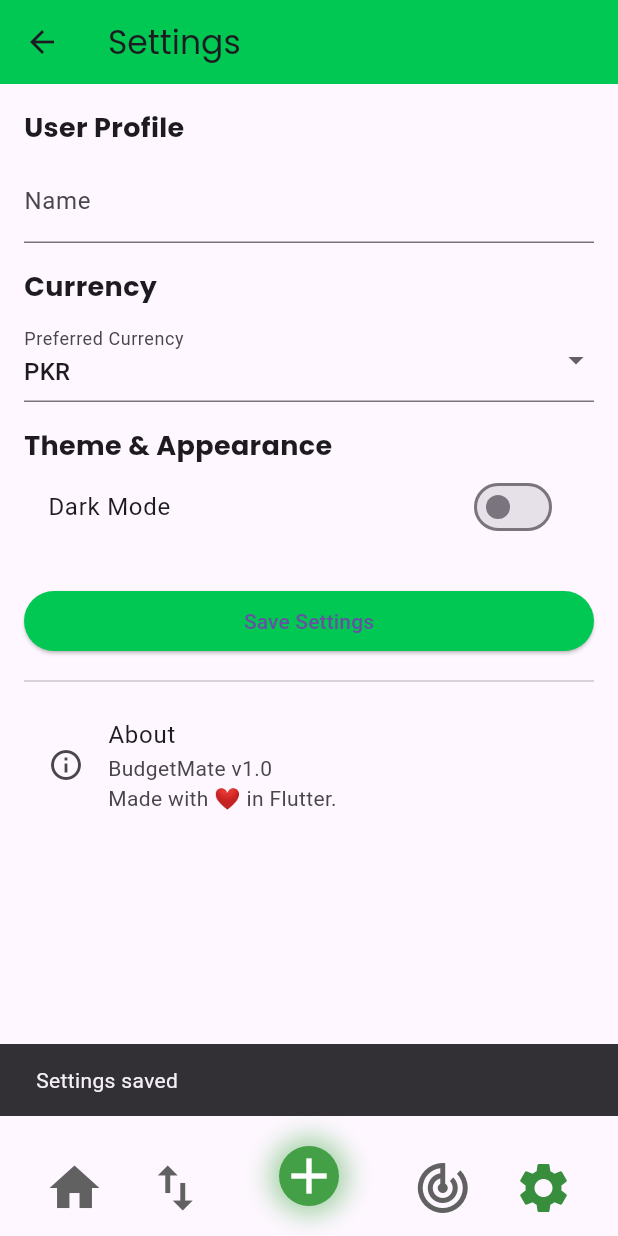
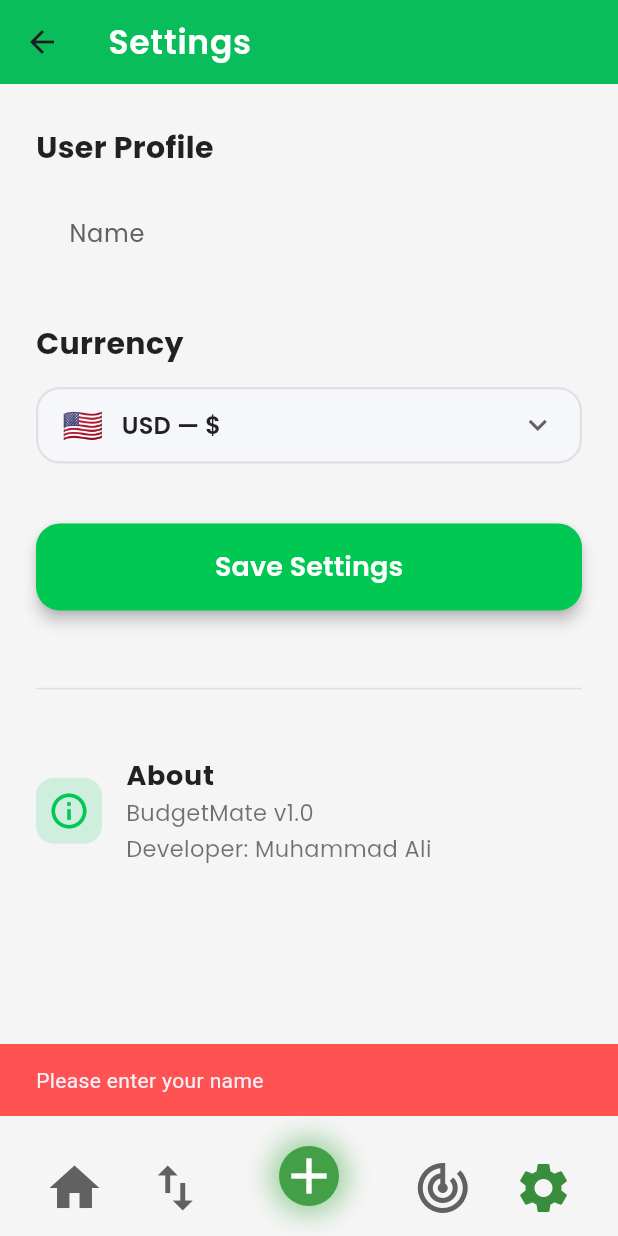
Before and after one commit to alizahid04/BudgetMate, a Flutter app: the HomePage screen opened by its route, item 2 of the bottom bar chosen, after a tap on the "settings" icon, after a tap on "Save Settings", on a phone screen of 412 x 824 dp. Run offline on Flutter 3.47's test engine with Material 3 defaults, Android fonts, the phone set to English and light mode, and no system bars; our stand-ins replace fl_chart, google_fonts, shared_preferences, sqflite; accounts and stored records are empty.

Commit message:
Setting Page Added

```diff
--- a/lib/Screens/goals_screen.dart
+++ b/lib/Screens/goals_screen.dart
@@ -265,7 +265,8 @@ class _GoalsPageState extends State<GoalsPage> {
               onPressed: () => _addMoneyToGoal(goal),
               icon: const Icon(Icons.add),
               label: const Text('Add Money'),
-              style: ElevatedButton.styleFrom(backgroundColor: Colors.green),
+              style: ElevatedButton.styleFrom(backgroundColor: Colors.green,
+                foregroundColor: Colors.white,),
             ),
           ),
         ]),
@@ -327,6 +328,7 @@ class _GoalsPageState extends State<GoalsPage> {
       floatingActionButton: FloatingActionButton(
         onPressed: _addGoal,
         backgroundColor: Colors.green,
+        foregroundColor: Colors.white,
         child: const Icon(Icons.add),
         tooltip: 'Add New Goal',
       ),
--- a/lib/Screens/home_screen.dart
+++ b/lib/Screens/home_screen.dart
@@ -1,3 +1,4 @@
+import 'package:budgetmate/Screens/setting_screen.dart';
 import 'package:budgetmate/models/database_helper.dart';
 import 'package:budgetmate/Screens/shared_widgets/bottom_bar_custom.dart';
 import 'package:flutter/material.dart';
@@ -35,6 +36,20 @@ class _HomePageState extends State<HomePage> {
       });
     }
   }
+  String _getGreeting() {
+    final hour = DateTime.now().hour;
+
+    if (hour < 12) {
+      return "Good morning";
+    } else if (hour < 17) {
+      return "Good afternoon";
+    } else if (hour < 21) {
+      return "Good evening";
+    } else {
+      return "Good night";
+    }
+  }
+
 
   Future<void> loadTransactions() async {
     final txs = await DatabaseHelper().getAllTransactions();
@@ -134,7 +149,7 @@ class _HomePageState extends State<HomePage> {
                   crossAxisAlignment: CrossAxisAlignment.start,
                   children: [
                       Text(
-                      "Good afternoon,",
+                        "${_getGreeting()},",
                         style: GoogleFonts.poppins(
                           color: Colors.white,
                           fontSize: 16,
@@ -151,6 +166,8 @@ class _HomePageState extends State<HomePage> {
                     ),
                   ],
                 ),
+                Row(
+                  children: [
                     Container(
                       decoration: BoxDecoration(
                         color: Colors.white.withOpacity(0.2),
@@ -161,6 +178,31 @@ class _HomePageState extends State<HomePage> {
                         icon: const Icon(Icons.notifications),
                         color: Colors.white,
                       ),
+                    ),
+                    const SizedBox(width: 10),
+                    // Settings icon button added here
+                    Container(
+                      decoration: BoxDecoration(
+                        color: Colors.white.withOpacity(0.2),
+                        borderRadius: BorderRadius.circular(15),
+                      ),
+                      child: IconButton(
+                        icon: const Icon(Icons.settings),
+                        color: Colors.white,
+                        onPressed: () async {
+                          final result = await Navigator.push(
+                            context,
+                            MaterialPageRoute(
+                                builder: (_) => const SettingsPage()),
+                          );
+                          if (result == true) {
+                            await loadUserData();
+                            await loadTransactions();
+                          }
+                        },
+                      ),
+                    ),
+                  ],
                 ),
               ],
             ),
--- a/lib/Screens/setting_screen.dart
+++ b/lib/Screens/setting_screen.dart
@@ -1,7 +1,7 @@
 import 'package:budgetmate/Screens/shared_widgets/bottom_bar_custom.dart';
 import 'package:flutter/material.dart';
 import 'package:google_fonts/google_fonts.dart';
-import 'package:shared_preferences/shared_preferences.dart';
+import 'package:budgetmate/models/database_helper.dart';
 
 class SettingsPage extends StatefulWidget {
   const SettingsPage({super.key});
@@ -12,10 +12,15 @@ class SettingsPage extends StatefulWidget {
 
 class _SettingsPageState extends State<SettingsPage> {
   final TextEditingController _nameController = TextEditingController();
-  String _selectedCurrency = 'PKR';
-  bool _isDarkMode = false;
+  String _selectedCurrencyCode = 'USD';
 
-  final List<String> _currencies = ['PKR', 'USD', 'EUR', 'INR'];
+  final List<Map<String, String>> _currencies = [
+    {'code': 'USD', 'symbol': '\$', 'flag': '🇺🇸'},
+    {'code': 'PKR', 'symbol': '₨', 'flag': '🇵🇰'},
+    {'code': 'EUR', 'symbol': '€', 'flag': '🇪🇺'},
+    {'code': 'GBP', 'symbol': '£', 'flag': '🇬🇧'},
+    {'code': 'INR', 'symbol': '₹', 'flag': '🇮🇳'},
+  ];
 
   @override
   void initState() {
@@ -24,86 +29,198 @@ class _SettingsPageState extends State<SettingsPage> {
   }
 
   Future<void> _loadSettings() async {
-    final prefs = await SharedPreferences.getInstance();
+    final settings = await DatabaseHelper().getUserSettings();
+    if (settings != null) {
       setState(() {
-      _nameController.text = prefs.getString('userName') ?? '';
-      _selectedCurrency = prefs.getString('currency') ?? 'PKR';
-      _isDarkMode = prefs.getBool('darkMode') ?? false;
+        _nameController.text = (settings['name'] as String?) ?? '';
+        _selectedCurrencyCode = (settings['currency'] as String?) ?? 'USD';
       });
+    }
   }
 
   Future<void> _saveSettings() async {
-    final prefs = await SharedPreferences.getInstance();
-    await prefs.setString('userName', _nameController.text.trim());
-    await prefs.setString('currency', _selectedCurrency);
-    await prefs.setBool('darkMode', _isDarkMode);
+    final name = _nameController.text.trim();
+    if (name.isEmpty) {
       ScaffoldMessenger.of(context).showSnackBar(
-      const SnackBar(content: Text("Settings saved")),
+        const SnackBar(
+          content: Text('Please enter your name'),
+          backgroundColor: Colors.redAccent,
+        ),
       );
+      return;
+    }
+
+    try {
+      await DatabaseHelper().saveUserSettings(
+        name,
+        _selectedCurrencyCode,
+        onboardingCompleted: true, // optional flag
+      );
+
+      ScaffoldMessenger.of(context).showSnackBar(
+        const SnackBar(content: Text('Settings saved')),
+      );
+    } catch (e) {
+      ScaffoldMessenger.of(context).showSnackBar(
+        SnackBar(
+          content: Text('Failed to save settings: $e'),
+          backgroundColor: Colors.redAccent,
+        ),
+      );
+    }
+  }
+
+  @override
+  void dispose() {
+    _nameController.dispose();
+    super.dispose();
   }
 
   @override
   Widget build(BuildContext context) {
     return Scaffold(
+      backgroundColor: const Color(0xFFF5F5F5),
       appBar: AppBar(
-        title: Text('Settings', style: GoogleFonts.poppins()),
+        title: Text(
+          'Settings',
+          style: GoogleFonts.poppins(
+            color: Colors.white,
+            fontSize: 22,
+            fontWeight: FontWeight.w600,
+            letterSpacing: 0.5,
+          ),
+        ),
         backgroundColor: const Color(0xFF00C853),
+        elevation: 4,
       ),
       body: ListView(
-        padding: const EdgeInsets.all(16.0),
+        padding: const EdgeInsets.symmetric(horizontal: 24, vertical: 28),
         children: [
-          Text("User Profile", style: GoogleFonts.poppins(fontSize: 18, fontWeight: FontWeight.bold)),
-          const SizedBox(height: 8),
+          Text(
+            'User Profile',
+            style: GoogleFonts.poppins(
+              fontSize: 20,
+              fontWeight: FontWeight.w700,
+              color: Colors.black87,
+            ),
+          ),
+          const SizedBox(height: 14),
           TextField(
             controller: _nameController,
-            decoration: const InputDecoration(labelText: 'Name'),
+            decoration: InputDecoration(
+              labelText: 'Name',
+              labelStyle: GoogleFonts.poppins(color: Colors.grey[700]),
+              filled: true,
+              fillColor: Colors.grey[100],
+              border: OutlineInputBorder(
+                borderRadius: BorderRadius.circular(14),
+                borderSide: BorderSide.none,
               ),
-          const SizedBox(height: 16),
-
-          Text("Currency", style: GoogleFonts.poppins(fontSize: 18, fontWeight: FontWeight.bold)),
-          const SizedBox(height: 8),
-          DropdownButtonFormField<String>(
-            value: _selectedCurrency,
-            decoration: const InputDecoration(labelText: 'Preferred Currency'),
+              contentPadding: const EdgeInsets.symmetric(horizontal: 18, vertical: 16),
+            ),
+            style: GoogleFonts.poppins(fontSize: 16),
+          ),
+          const SizedBox(height: 32),
+          Text(
+            'Currency',
+            style: GoogleFonts.poppins(
+              fontSize: 20,
+              fontWeight: FontWeight.w700,
+              color: Colors.black87,
+            ),
+          ),
+          const SizedBox(height: 14),
+          Container(
+            padding: const EdgeInsets.symmetric(horizontal: 16),
+            decoration: BoxDecoration(
+              color: const Color(0xFFF5F7FA),
+              borderRadius: BorderRadius.circular(16),
+              border: Border.all(color: Colors.grey.shade300, width: 1.5),
+            ),
+            child: DropdownButtonHideUnderline(
+              child: DropdownButton<String>(
+                value: _selectedCurrencyCode,
+                isExpanded: true,
+                icon: Icon(Icons.keyboard_arrow_down, color: Colors.grey[700]),
                 items: _currencies.map((currency) {
-              return DropdownMenuItem(
-                value: currency,
-                child: Text(currency),
+                  return DropdownMenuItem<String>(
+                    value: currency['code'],
+                    child: Row(
+                      children: [
+                        Text(
+                          currency['flag'] ?? '',
+                          style: const TextStyle(fontSize: 22),
+                        ),
+                        const SizedBox(width: 12),
+                        Text(
+                          '${currency['code']} — ${currency['symbol']}',
+                          style: GoogleFonts.poppins(
+                            fontWeight: FontWeight.w600,
+                            fontSize: 16,
+                            color: Colors.black87,
+                          ),
+                        ),
+                      ],
+                    ),
                   );
                 }).toList(),
                 onChanged: (value) {
                   setState(() {
-                _selectedCurrency = value!;
+                    _selectedCurrencyCode = value!;
                   });
                 },
               ),
-          const SizedBox(height: 16),
-
-          Text("Theme & Appearance", style: GoogleFonts.poppins(fontSize: 18, fontWeight: FontWeight.bold)),
-          SwitchListTile(
-            title: const Text("Dark Mode"),
-            value: _isDarkMode,
-            onChanged: (value) {
-              setState(() {
-                _isDarkMode = value;
-              });
+            ),
+          ),
+          const SizedBox(height: 40),
+          ElevatedButton(
+            onPressed: _saveSettings,
+            style: ElevatedButton.styleFrom(
+              backgroundColor: const Color(0xFF00C853),
+              foregroundColor: Colors.white,
+              padding: const EdgeInsets.symmetric(vertical: 16),
+              shape: RoundedRectangleBorder(borderRadius: BorderRadius.circular(16)),
+              elevation: 4,
+            ),
+            child: Text(
+              'Save Settings',
+              style: GoogleFonts.poppins(fontSize: 18, fontWeight: FontWeight.w600),
+            ),
+          ),
+          const SizedBox(height: 44),
+          Divider(color: Colors.grey[300], thickness: 1),
+          const SizedBox(height: 28),
+          ListTile(
+            leading: Container(
+              padding: const EdgeInsets.all(8),
+              decoration: BoxDecoration(
+                color: const Color(0xFF00C853).withOpacity(0.15),
+                borderRadius: BorderRadius.circular(12),
+              ),
+              child: const Icon(Icons.info_outline, color: Color(0xFF00C853), size: 28),
+            ),
+            title: Text(
+              'About',
+              style: GoogleFonts.poppins(
+                fontWeight: FontWeight.w700,
+                fontSize: 18,
+                color: Colors.black87,
+              ),
+            ),
+            subtitle: Text(
+              'BudgetMate v1.0\nDeveloper: Muhammad Ali',
+              style: GoogleFonts.poppins(
+                fontSize: 15,
+                color: Colors.black54,
+                height: 1.6,
+              ),
+            ),
+            contentPadding: EdgeInsets.zero,
+            onTap: () {
+              // Optional about dialog here
             },
           ),
-          const SizedBox(height: 24),
-
-          ElevatedButton(
-            onPressed: _saveSettings,
-            style: ElevatedButton.styleFrom(backgroundColor: const Color(0xFF00C853)),
-            child: const Text("Save Settings"),
-          ),
-
-          const Divider(height: 32),
-
-          ListTile(
-            title: const Text("About"),
-            subtitle: const Text("BudgetMate v1.0\nMade with ❤️ in Flutter."),
-            leading: const Icon(Icons.info_outline),
-          ),
+          const SizedBox(height: 32),
         ],
       ),
       bottomNavigationBar: MyAppBar(selectedIndex: 3),
```
Lines whose indentation alone changed are shown as unchanged.
